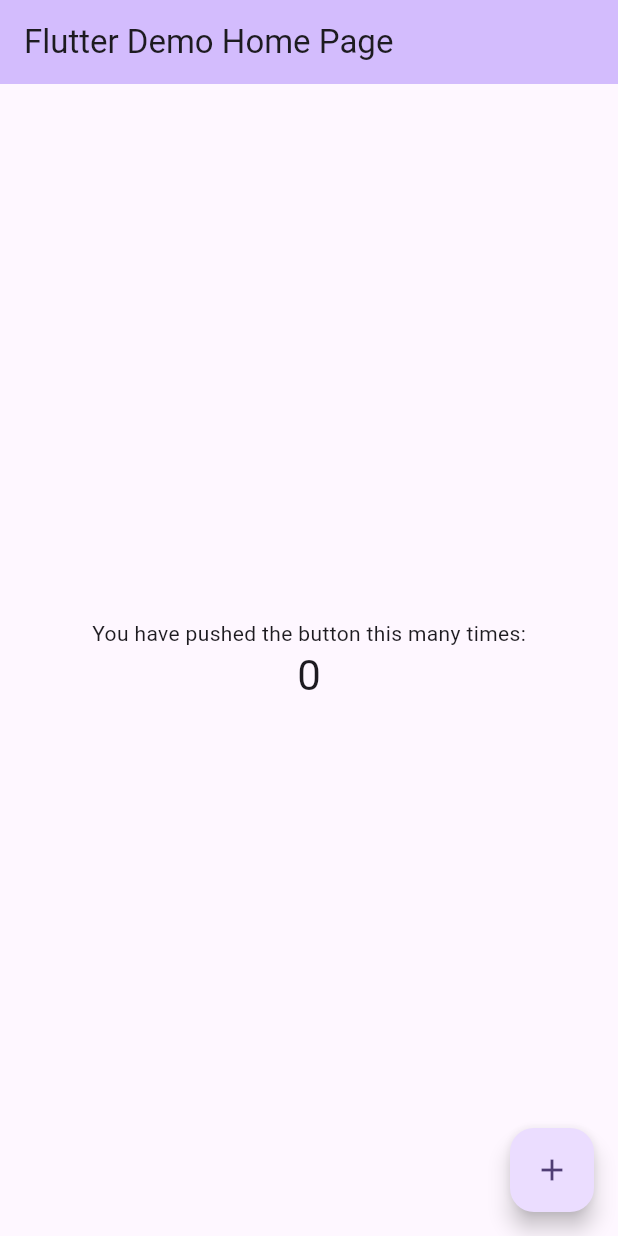
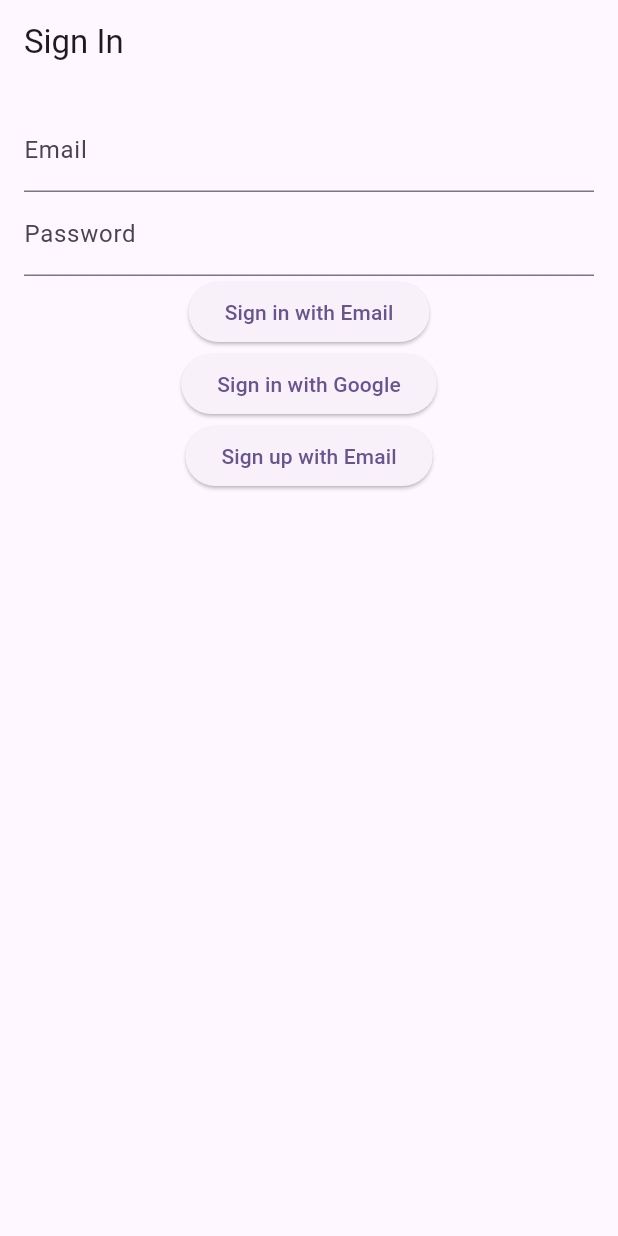
Before and after one commit to howdy10/kids_points_tracker, a Flutter app: the screen it shows after launch, on a phone screen of 412 x 824 dp. Run offline on Flutter 3.47's test engine with Material 3 defaults, Android fonts, the phone set to English and light mode, and no system bars; our stand-ins replace firebase_auth, firebase_core, google_sign_in, sign_in_with_apple; accounts and stored records are empty.

Commit message:
feat: installed firebase dart dependencies feat: Run both android and ios version virtually, and log in with email - Add firebase config files (ios & android) - Add gradle.kts firebase dependencies - Set android ndk, and min sdk version feat: Build log in page for email, google, and apple. First page w. log out button

```diff
--- /dev/null
+++ b/lib/auth_screen.dart
@@ -0,0 +1,119 @@
+import 'package:flutter/material.dart';
+import 'package:firebase_auth/firebase_auth.dart';
+import 'package:google_sign_in/google_sign_in.dart';
+import 'package:sign_in_with_apple/sign_in_with_apple.dart';
+
+class AuthScreen extends StatefulWidget {
+  @override
+  State<AuthScreen> createState() => _AuthScreenState();
+}
+
+class _AuthScreenState extends State<AuthScreen> {
+  final _emailController = TextEditingController();
+  final _passwordController = TextEditingController();
+  final FirebaseAuth _auth = FirebaseAuth.instance;
+  String? _error;
+
+  Future<void> _signInWithEmail() async {
+    setState(() => _error = null);
+    try {
+      await _auth.signInWithEmailAndPassword(
+        email: _emailController.text.trim(),
+        password: _passwordController.text.trim(),
+      );
+    } on FirebaseAuthException catch (e) {
+      setState(() => _error = e.message);
+    }
+  }
+
+  Future<void> _signUpWithEmail() async {
+    setState(() => _error = null);
+    try {
+      await _auth.createUserWithEmailAndPassword(
+        email: _emailController.text.trim(),
+        password: _passwordController.text.trim(),
+      );
+    } on FirebaseAuthException catch (e) {
+      setState(() => _error = e.message);
+    }
+  }
+
+  Future<void> _signInWithGoogle() async {
+    setState(() => _error = null);
+    try {
+      final GoogleSignInAccount? googleUser = await GoogleSignIn().signIn();
+      if (googleUser == null) return;
+      final GoogleSignInAuthentication googleAuth =
+          await googleUser.authentication;
+      final credential = GoogleAuthProvider.credential(
+        accessToken: googleAuth.accessToken,
+        idToken: googleAuth.idToken,
+      );
+      await _auth.signInWithCredential(credential);
+    } on FirebaseAuthException catch (e) {
+      setState(() => _error = e.message);
+    }
+  }
+
+  Future<void> _signInWithApple() async {
+    setState(() => _error = null);
+    try {
+      final appleCredential = await SignInWithApple.getAppleIDCredential(
+        scopes: [
+          AppleIDAuthorizationScopes.email,
+          AppleIDAuthorizationScopes.fullName,
+        ],
+      );
+      final oauthCredential = OAuthProvider("apple.com").credential(
+        idToken: appleCredential.identityToken,
+        accessToken: appleCredential.authorizationCode,
+      );
+      await _auth.signInWithCredential(oauthCredential);
+    } on FirebaseAuthException catch (e) {
+      setState(() => _error = e.message);
+    }
+  }
+
+  @override
+  Widget build(BuildContext context) {
+    return Scaffold(
+      appBar: AppBar(title: Text('Sign In')),
+      body: Padding(
+        padding: const EdgeInsets.all(16),
+        child: Column(
+          children: [
+            TextField(
+              controller: _emailController,
+              decoration: InputDecoration(labelText: 'Email'),
+            ),
+            TextField(
+              controller: _passwordController,
+              decoration: InputDecoration(labelText: 'Password'),
+              obscureText: true,
+            ),
+            ElevatedButton(
+              onPressed: _signInWithEmail,
+              child: Text('Sign in with Email'),
+            ),
+            ElevatedButton(
+              onPressed: _signInWithGoogle,
+              child: Text('Sign in with Google'),
+            ),
+            if (Theme.of(context).platform == TargetPlatform.iOS)
+              ElevatedButton(
+                onPressed: _signInWithApple,
+                child: Text('Sign in with Apple'),
+              ),
+
+            ElevatedButton(
+              onPressed: _signUpWithEmail,
+              child: Text('Sign up with Email'),
+            ),
+            if (_error != null)
+              Text(_error!, style: TextStyle(color: Colors.red)),
+          ],
+        ),
+      ),
+    );
+  }
+}
--- a/lib/main.dart
+++ b/lib/main.dart
@@ -1,6 +1,11 @@
 import 'package:flutter/material.dart';
+import 'package:firebase_core/firebase_core.dart';
+import 'package:firebase_auth/firebase_auth.dart';
+import 'auth_screen.dart';
 
-void main() {
+void main() async {
+  WidgetsFlutterBinding.ensureInitialized();
+  await Firebase.initializeApp();
   runApp(const MyApp());
 }
 
@@ -11,7 +16,7 @@
   @override
   Widget build(BuildContext context) {
     return MaterialApp(
-      title: 'Flutter Demo',
+      title: 'Kids Points Tracker',
       theme: ThemeData(
         // This is the theme of your application.
         //
@@ -30,7 +35,38 @@
         // tested with just a hot reload.
         colorScheme: ColorScheme.fromSeed(seedColor: Colors.deepPurple),
       ),
-      home: const MyHomePage(title: 'Flutter Demo Home Page'),
+      home: StreamBuilder<User?>(
+        stream: FirebaseAuth.instance.authStateChanges(),
+        builder: (context, snapshot) {
+          if (snapshot.connectionState == ConnectionState.waiting) {
+            return Center(child: CircularProgressIndicator());
+          }
+          if (snapshot.hasData) {
+            return HomeScreen(); // You will create this later
+          }
+          return AuthScreen();
+        },
+      ),
+    );
+  }
+}
+
+class HomeScreen extends StatelessWidget {
+  @override
+  Widget build(BuildContext context) {
+    return Scaffold(
+      appBar: AppBar(
+        title: Text("Home"),
+        actions: [
+          IconButton(
+            icon: Icon(Icons.logout),
+            onPressed: () async {
+              await FirebaseAuth.instance.signOut();
+            },
+          ),
+        ],
+      ),
+      body: Center(child: Text("Welcome!")),
     );
   }
 }
```
Also changed, not shown: pubspec.yaml (+6 -2 lines), firebase.json (added), lib/firebase_options.dart (added), pubspec.lock, 16 other files.
